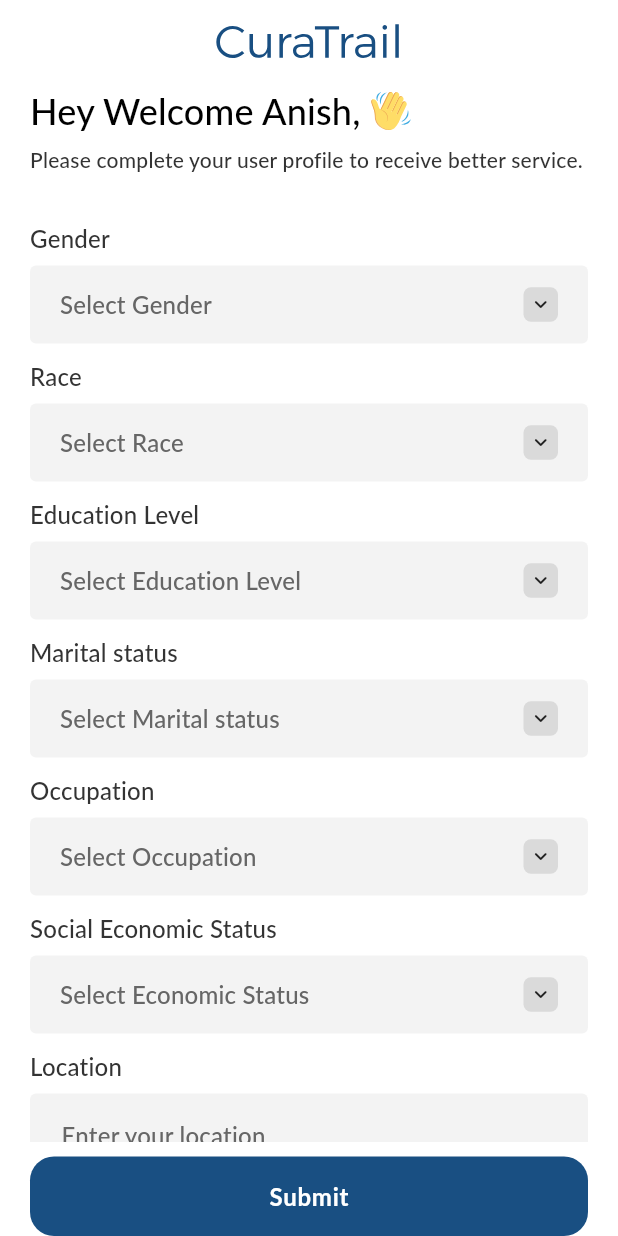
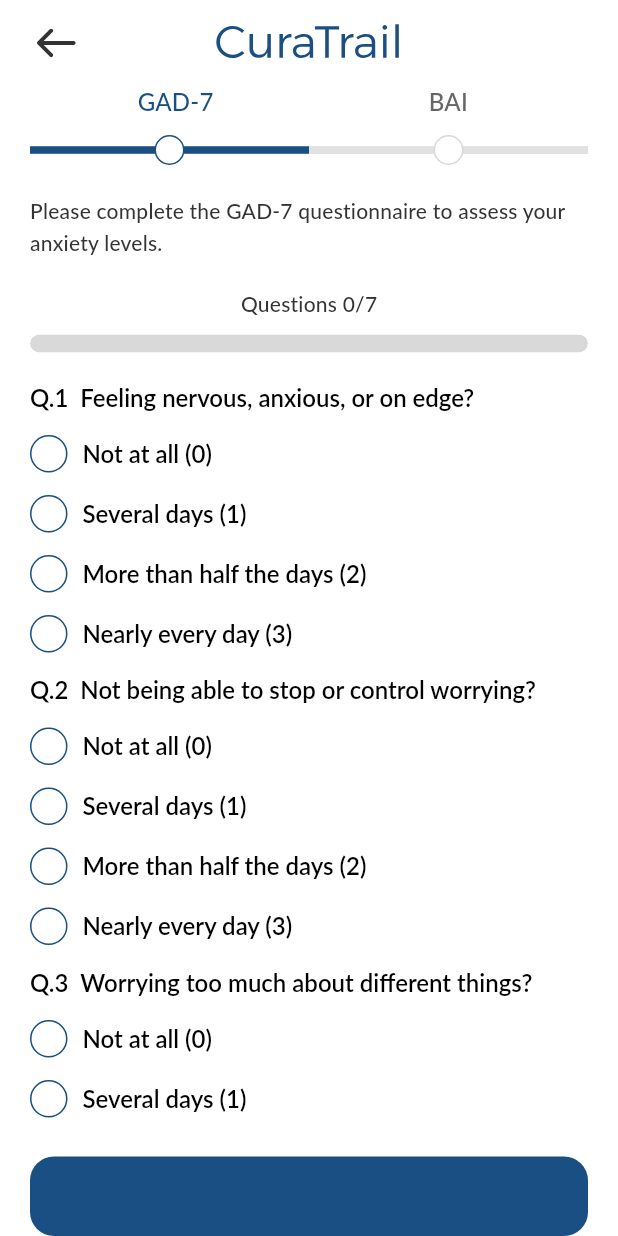
Before and after one commit to UmeshWartinlabs/Curatrail, a Flutter app: the AddPersonalInfoScreen screen opened by its route, after a tap on "Submit", on a phone screen of 412 x 824 dp. Run offline on Flutter 3.47's test engine with Material 3 defaults, Android fonts, the phone set to English and light mode, and no system bars; our stand-ins replace flutter_svg, get, image_picker, permission_handler, pinput, shared_preferences and 1 more; accounts and stored records are empty; project files that could hold a hidden picture were left out.

```diff
--- a/lib/main.dart
+++ b/lib/main.dart
@@ -31,7 +31,7 @@ class MyApp extends StatelessWidget {
          );
        },
       debugShowCheckedModeBanner: false,
-      initialRoute: AppRoutes.addPersonalInfoScreen,
+      initialRoute: AppRoutes.preSplashScreen,
       getPages: AppRoutes.getPages,
       theme: ThemeData(
         colorScheme: ColorScheme.fromSeed(seedColor: Colors.deepPurple),
--- a/lib/screens/auth/add_personal_info/view/add_personal_info_screen.dart
+++ b/lib/screens/auth/add_personal_info/view/add_personal_info_screen.dart
@@ -2,6 +2,7 @@ import 'package:curatrail/screens/auth/add_personal_info/controller/add_personal
 import 'package:curatrail/screens/auth/add_personal_info/widgets/drop_down_field.dart';
 import 'package:curatrail/utils/app_assets.dart';
 import 'package:curatrail/utils/app_colors.dart';
+import 'package:curatrail/utils/app_routes.dart';
 import 'package:curatrail/utils/app_strings.dart';
 import 'package:curatrail/widgets/common_appbar.dart';
 import 'package:curatrail/widgets/common_button.dart';
@@ -95,6 +96,8 @@ class AddPersonalInfoScreen extends GetView<AddPersonalInfoScreenController> {
                     String selectedValue = controller.dropDownController[i].text;
 
                     debugPrint("Index $i → $fieldTitle : $selectedValue");
+
+                    Get.toNamed(AppRoutes.anxietyAnalyticsScreen);
                   }
                 },
               ),
--- a/lib/screens/auth/anxiety_analytics/controller/anxiety_analytics_screen_controller.dart
+++ b/lib/screens/auth/anxiety_analytics/controller/anxiety_analytics_screen_controller.dart
@@ -1,6 +1,172 @@
+import 'package:curatrail/screens/auth/anxiety_analytics/widgets/question_answer_model.dart';
+import 'package:curatrail/utils/app_strings.dart';
 import 'package:get/get.dart';
 
 class AnxietyAnalyticsScreenController extends GetxController {
   static AnxietyAnalyticsScreenController get to => Get.find();
 
+  @override
+  void onInit () {
+    gadQuestionModels = gadQuestions.map((e) => QuestionAnswerModel.fromMap(e)).toList().obs;
+    super.onInit();
+  }
+
+  RxList<QuestionAnswerModel>? gadQuestionModels;
+
+  int get answeredCount => gadQuestionModels?.where((q) => q.answer != null).length ?? 0;
+
+  int get totalCount => gadQuestionModels?.length ?? 0;
+
+  bool get allAnswered => answeredCount == totalCount && totalCount > 0;
+
+  List<Map<String, dynamic>> gadQuestions = [
+    {
+      "question" : AppStrings.gadQue1.tr,
+      "options" : [
+        {
+          "text" : AppStrings.gadOption1.tr,
+          "score" : 0,
+        },
+        {
+          "text" : AppStrings.gadOption2.tr,
+          "score" : 1,
+        },
+        {
+          "text" : AppStrings.gadOption3.tr,
+          "score" : 2,
+        },
+        {
+          "text" : AppStrings.gadOption4.tr,
+          "score" : 3,
+        },
+      ],
+    },
+    {
+      "question" : AppStrings.gadQue2.tr,
+      "options" : [
+        {
+          "text" : AppStrings.gadOption1.tr,
+          "score" : 0,
+        },
+        {
+          "text" : AppStrings.gadOption2.tr,
+          "score" : 1,
+        },
+        {
+          "text" : AppStrings.gadOption3.tr,
+          "score" : 2,
+        },
+        {
+          "text" : AppStrings.gadOption4.tr,
+          "score" : 3,
+        },
+      ],
+    },
+    {
+      "question" : AppStrings.gadQue3.tr,
+      "options" : [
+        {
+          "text" : AppStrings.gadOption1.tr,
+          "score" : 0,
+        },
+        {
+          "text" : AppStrings.gadOption2.tr,
+          "score" : 1,
+        },
+        {
+          "text" : AppStrings.gadOption3.tr,
+          "score" : 2,
+        },
+        {
+          "text" : AppStrings.gadOption4.tr,
+          "score" : 3,
+        },
+      ],
+    },
+    {
+      "question" : AppStrings.gadQue4.tr,
+      "options" : [
+        {
+          "text" : AppStrings.gadOption1.tr,
+          "score" : 0,
+        },
+        {
+          "text" : AppStrings.gadOption2.tr,
+          "score" : 1,
+        },
+        {
+          "text" : AppStrings.gadOption3.tr,
+          "score" : 2,
+        },
+        {
+          "text" : AppStrings.gadOption4.tr,
+          "score" : 3,
+        },
+      ],
+    },
+    {
+      "question" : AppStrings.gadQue5.tr,
+      "options" : [
+        {
+          "text" : AppStrings.gadOption1.tr,
+          "score" : 0,
+        },
+        {
+          "text" : AppStrings.gadOption2.tr,
+          "score" : 1,
+        },
+        {
+          "text" : AppStrings.gadOption3.tr,
+          "score" : 2,
+        },
+        {
+          "text" : AppStrings.gadOption4.tr,
+          "score" : 3,
+        },
+      ],
+    },
+    {
+      "question" : AppStrings.gadQue6.tr,
+      "options" : [
+        {
+          "text" : AppStrings.gadOption1.tr,
+          "score" : 0,
+        },
+        {
+          "text" : AppStrings.gadOption2.tr,
+          "score" : 1,
+        },
+        {
+          "text" : AppStrings.gadOption3.tr,
+          "score" : 2,
+        },
+        {
+          "text" : AppStrings.gadOption4.tr,
+          "score" : 3,
+        },
+      ],
+    },
+    {
+      "question" : AppStrings.gadQue7.tr,
+      "options" : [
+        {
+          "text" : AppStrings.gadOption1.tr,
+          "score" : 0,
+        },
+        {
+          "text" : AppStrings.gadOption2.tr,
+          "score" : 1,
+        },
+        {
+          "text" : AppStrings.gadOption3.tr,
+          "score" : 2,
+        },
+        {
+          "text" : AppStrings.gadOption4.tr,
+          "score" : 3,
+        },
+      ],
+    },
+  ];
+
 }
--- a/lib/screens/auth/anxiety_analytics/view/anxiety_analytics_screen.dart
+++ b/lib/screens/auth/anxiety_analytics/view/anxiety_analytics_screen.dart
@@ -0,0 +1,64 @@
+import 'package:curatrail/screens/auth/anxiety_analytics/controller/anxiety_analytics_screen_controller.dart';
+import 'package:curatrail/screens/auth/anxiety_analytics/widgets/progress_bar.dart';
+import 'package:curatrail/screens/auth/anxiety_analytics/widgets/question_answer_view.dart';
+import 'package:curatrail/screens/auth/anxiety_analytics/widgets/question_progress_bar.dart';
+import 'package:curatrail/utils/app_colors.dart';
+import 'package:curatrail/utils/app_strings.dart';
+import 'package:curatrail/widgets/common_appbar.dart';
+import 'package:curatrail/widgets/common_button.dart';
+import 'package:flutter/material.dart';
+import 'package:get/get.dart';
+
+class AnxietyAnalyticsScreen extends GetView<AnxietyAnalyticsScreenController> {
+  const AnxietyAnalyticsScreen({super.key});
+
+  @override
+  Widget build(BuildContext context) {
+    return Scaffold(
+      appBar: CommonAppBar(),
+      body: SafeArea(
+        child: Obx(
+          () => Padding(
+            padding: const EdgeInsets.symmetric(horizontal: 20),
+            child: Column(
+              spacing: 20,
+              children: [
+
+                AnxietyProgressBar(isGadComplete: false, isBaiComplete: false),
+
+                Text(
+                  AppStrings.pleaseCompleteTheGad7.tr,
+                  style: Get.textTheme.titleMedium?.copyWith(
+                    color: AppColors.textColor,
+                    fontSize: 14,
+                  ),
+                ),
+
+                QuestionProgressBar(
+                  answeredQuestions: controller.answeredCount,
+                  totalQuestions: controller.totalCount,
+                ),
+
+                QuestionAnswerView(
+                  allQuestionsAndAnswer: controller.gadQuestionModels?.value ?? [],
+                  onTapAnswer: ({required answer, required optionIndex, required questionIndex}) {
+                    controller.gadQuestionModels?[questionIndex].answer = answer;
+                    debugPrint(controller.gadQuestionModels?[questionIndex].answer?.text);
+                    controller.gadQuestionModels?.refresh();
+                  },
+                ),
+
+                CommonButton(
+                  onTapButton: () {
+                    int totalScore = controller.gadQuestionModels?.where((q) => q.answer != null).fold(0, (sum, q) => sum! + (q.answer?.score ?? 0)) ?? 0;
+                    debugPrint(totalScore.toString());
+                  },
+                ),
+              ],
+            ),
+          ),
+        ),
+      ),
+    );
+  }
+}
--- /dev/null
+++ b/lib/screens/auth/anxiety_analytics/widgets/progress_bar.dart
@@ -0,0 +1,107 @@
+import 'package:curatrail/screens/auth/anxiety_analytics/controller/anxiety_analytics_screen_controller.dart';
+import 'package:curatrail/utils/app_colors.dart';
+import 'package:curatrail/utils/app_strings.dart';
+import 'package:flutter/material.dart';
+import 'package:get/get.dart';
+
+class AnxietyProgressBar extends GetView<AnxietyAnalyticsScreenController> {
+  final bool? isGadComplete;
+  final bool? isBaiComplete;
+  const AnxietyProgressBar({super.key, this.isGadComplete, this.isBaiComplete});
+
+  @override
+  Widget build(BuildContext context) {
+    return Column(
+      children: [
+
+        Row(
+          mainAxisAlignment: MainAxisAlignment.spaceAround,
+          children: [
+            Text(
+              AppStrings.gad7.tr,
+              style: Get.textTheme.titleMedium?.copyWith(
+                color: AppColors.themeColor,
+                fontSize: 16,
+              ),
+            ),
+
+            Text(
+              AppStrings.bai.tr,
+              style: Get.textTheme.titleMedium?.copyWith(
+                color: AppColors.textLightColor,
+                fontSize: 16,
+              ),
+            ),
+          ],
+        ),
+
+        SizedBox(height: 10),
+
+        Row(
+          children: [
+
+            Stack(
+              children: [
+                SizedBox(
+                  height: 20,
+                    child: Center(
+                    child: Container(
+                      height: 5,
+                      width: Get.width - 40,
+                      decoration: BoxDecoration(
+                        color: AppColors.colorE1E1E1,
+                      ),
+                      child: Row(
+                        children: [
+                          Container(
+                            height: 5,
+                            width: (Get.width - 40) / 2,
+                            color: (isGadComplete ?? false) ? AppColors.color5FAC50 : AppColors.themeColor,
+                          ),
+
+                          Container(
+                            height: 5,
+                            width: (Get.width - 40) / 2,
+                            color: (isGadComplete ?? false) ? (isBaiComplete ?? false) ? AppColors.color5FAC50 : AppColors.themeColor : AppColors.colorE1E1E1,
+                          ),
+                        ],
+                      ),
+                    ),
+                  ),
+                ),
+
+                Positioned(
+                  left: (Get.width - 80 ) / 4,
+                  child: Container(
+                    height: 20,
+                    width: 20,
+                    decoration: BoxDecoration(
+                      border: Border.all(color: (isGadComplete ?? false) ? AppColors.color5FAC50 : AppColors.themeColor),
+                      color: (isGadComplete ?? false) ? AppColors.color5FAC50 : AppColors.white,
+                      shape: BoxShape.circle,
+                    ),
+                  ),
+                ),
+
+                Positioned(
+                  right: (Get.width - 80 ) / 4,
+                  child: Container(
+                    height: 20,
+                    width: 20,
+                    decoration: BoxDecoration(
+                      border: Border.all(color: (isGadComplete ?? false) ? (isBaiComplete ?? false) ? AppColors.color5FAC50 : AppColors.themeColor : AppColors.colorD9D9D9),
+                      color: (isBaiComplete ?? false) ? AppColors.color5FAC50 : AppColors.white,
+                      shape: BoxShape.circle,
+                    ),
+                  ),
+                ),
+              ],
+            )
+
+
+          ],
+        ),
+      ],
+    );
+  }
+}
--- /dev/null
+++ b/lib/screens/auth/anxiety_analytics/widgets/question_answer_model.dart
@@ -0,0 +1,48 @@
+class QuestionAnswerModel {
+  String? question;
+  List<OptionModel>? options;
+  OptionModel? answer;
+
+  QuestionAnswerModel({this.question, this.options, this.answer});
+
+  factory QuestionAnswerModel.fromMap(Map<String, dynamic> map) {
+    return QuestionAnswerModel(
+      question: map['question'] as String?,
+      options: (map['options'] as List<dynamic>?)
+          ?.map((e) => OptionModel.fromMap(e))
+          .toList(),
+      answer: map['answer'] != null ? OptionModel.fromMap(map['answer']) : null,
+    );
+  }
+
+  Map<String, dynamic> toMap() {
+    return {
+      "question": question,
+      "options": options?.map((e) => e.toMap()).toList(),
+      "answer": answer?.toMap(),
+    };
+  }
+}
+
+class OptionModel {
+  String? text;
+  int? score;
+
+  OptionModel({this.text, this.score});
+
+  factory OptionModel.fromMap(Map<String, dynamic> map) {
+    return OptionModel(
+      text: map['text'] as String?,
+      score: map['score'] as int?,
+    );
+  }
+
+  Map<String, dynamic> toMap() {
+    return {
+      "text": text,
+      "score": score,
+    };
+  }
+
+  void operator [](int other) {}
+}
--- /dev/null
+++ b/lib/screens/auth/anxiety_analytics/widgets/question_answer_view.dart
@@ -0,0 +1,102 @@
+import 'package:curatrail/screens/auth/anxiety_analytics/controller/anxiety_analytics_screen_controller.dart';
+import 'package:curatrail/screens/auth/anxiety_analytics/widgets/question_answer_model.dart';
+import 'package:curatrail/utils/app_colors.dart';
+import 'package:flutter/material.dart';
+import 'package:get/get.dart';
+
+class QuestionAnswerView extends GetView<AnxietyAnalyticsScreenController> {
+  final List<QuestionAnswerModel> allQuestionsAndAnswer;
+  final void Function({required int questionIndex, required int optionIndex, required OptionModel answer})? onTapAnswer;
+
+  const QuestionAnswerView({super.key, required this.allQuestionsAndAnswer, this.onTapAnswer});
+
+  @override
+  Widget build(BuildContext context) {
+    return Expanded(
+      child: ListView.separated(
+        itemBuilder: (context, index) => Column(
+          crossAxisAlignment: CrossAxisAlignment.start,
+          spacing: 15,
+          children: [
+            Row(
+              crossAxisAlignment: CrossAxisAlignment.start,
+              children: [
+                Text(
+                  "Q.${index + 1}  ",
+                  style: Get.textTheme.titleLarge?.copyWith(
+                    color: AppColors.black,
+                    fontSize: 16,
+                  ),
+                ),
+
+                Expanded(
+                  child: Text(
+                    allQuestionsAndAnswer[index].question ?? "",
+                    style: Get.textTheme.titleLarge?.copyWith(
+                      color: AppColors.black,
+                      fontSize: 16,
+                    ),
+                  ),
+                ),
+              ],
+            ),
+
+            ListView.separated(
+              shrinkWrap: true,
+              physics: NeverScrollableScrollPhysics(),
+              itemBuilder: (context, ind) => GestureDetector(
+                onTap: () {
+                  if (onTapAnswer != null) {
+                    OptionModel selectedAns = OptionModel(
+                      text: allQuestionsAndAnswer[index].options?[ind].text ?? "",
+                      score: allQuestionsAndAnswer[index].options?[ind].score ?? 0,
+                    );
+                    onTapAnswer!(
+                      questionIndex: index,
+                      optionIndex: ind,
+                      answer: selectedAns,
+                    );
+                  }
+                  },
+                child: Container(
+                  color: AppColors.transparent,
+                  child: Row(
+                    spacing: 10,
+                    children: [
+
+                      Container(
+                        height: 25,
+                        width: 25,
+                        decoration: BoxDecoration(
+                          border: Border.all(color: AppColors.themeColor),
+                          shape: BoxShape.circle,
+                          color: (allQuestionsAndAnswer[index].answer?.text == allQuestionsAndAnswer[index].options?[ind].text) ? AppColors.themeColor : AppColors.white,
+                        ),
+                      ),
+
+                      Expanded(
+                        child: Text(
+                          allQuestionsAndAnswer[index].options?[ind].text ?? "",
+                          style: Get.textTheme.titleLarge?.copyWith(
+                            color: AppColors.black,
+                            fontSize: 16,
+                          ),
+                        ),
+                      ),
+
+                    ],
+                  ),
+                ),
+              ),
+              separatorBuilder: (context, index) => SizedBox(height: 15),
+              itemCount: (allQuestionsAndAnswer[index].options ?? []).length,
+            ),
+
+          ],
+        ),
+        separatorBuilder: (context, index) => SizedBox(height: 15),
+        itemCount: allQuestionsAndAnswer.length,
+      ),
+    );
+  }
+}
--- /dev/null
+++ b/lib/screens/auth/anxiety_analytics/widgets/question_progress_bar.dart
@@ -0,0 +1,38 @@
+import 'package:curatrail/utils/app_colors.dart';
+import 'package:curatrail/utils/app_strings.dart';
+import 'package:flutter/material.dart';
+import 'package:get/get.dart';
+
+class QuestionProgressBar extends StatelessWidget {
+  final int totalQuestions;
+  final int answeredQuestions;
+
+  const QuestionProgressBar({super.key, required this.totalQuestions, required this.answeredQuestions});
+
+  @override
+  Widget build(BuildContext context) {
+    double progress = answeredQuestions / totalQuestions;
+
+    return Column(
+      spacing: 10,
+      children: [
+        Text(
+          "${AppStrings.questions.tr} $answeredQuestions/$totalQuestions",
+          style: Get.textTheme.titleMedium,
+        ),
+
+        /// Progress bar
+        ClipRRect(
+          borderRadius: BorderRadius.circular(20),
+          child: LinearProgressIndicator(
+            value: progress,
+            minHeight: 12,
+            backgroundColor: AppColors.colorD9D9D9,
+            borderRadius: BorderRadius.circular(20),
+            valueColor: AlwaysStoppedAnimation<Color>(AppColors.themeColor),
+          ),
+        ),
+      ],
+    );
+  }
+}
--- a/lib/screens/auth/create_password/controller/create_password_controller.dart
+++ b/lib/screens/auth/create_password/controller/create_password_controller.dart
@@ -32,10 +32,14 @@ class CreatePasswordController extends GetxController {
     passwordError.value = "";
     confirmPasswordError.value = "";
 
+    final passwordRegex = RegExp(r'^(?=.*[A-Z])(?=.*\d)(?=.*[!@#\$&*~^%+=?<>_\-]).{8,}$');
+
     if (password.isEmpty) {
       passwordError.value = AppStrings.passwordCanNotBeEmpty.tr;
     } else if (password.length < 8) {
       passwordError.value = AppStrings.passwordMustBe8Char.tr;
+    } else if (!passwordRegex.hasMatch(password)) {
+      passwordError.value = AppStrings.passwordInvalidFormat.tr;
     }
 
     if (confirmPassword.isEmpty) {
--- a/lib/screens/auth/reset_password/controller/reset_password_screen_controller.dart
+++ b/lib/screens/auth/reset_password/controller/reset_password_screen_controller.dart
@@ -22,10 +22,14 @@ class ResetPasswordScreenController extends GetxController {
     passwordError.value = "";
     confirmPasswordError.value = "";
 
+    final passwordRegex = RegExp(r'^(?=.*[A-Z])(?=.*\d)(?=.*[!@#\$&*~^%+=?<>_\-]).{8,}$');
+
     if (password.isEmpty) {
       passwordError.value = AppStrings.passwordCanNotBeEmpty.tr;
     } else if (password.length < 8) {
       passwordError.value = AppStrings.passwordMustBe8Char.tr;
+    } else if (!passwordRegex.hasMatch(password)) {
+      passwordError.value = AppStrings.passwordInvalidFormat.tr;
     }
 
     if (confirmPassword.isEmpty) {
--- a/lib/utils/app_colors.dart
+++ b/lib/utils/app_colors.dart
@@ -23,5 +23,6 @@ class AppColors {
   static const color5FAC50 = Color(0xFF5FAC50);
   static const colorDADADA = Color(0xFFDADADA);
   static const color1E1E1E = Color(0xFF1E1E1E);
+  static const colorE1E1E1 = Color(0xFFE1E1E1);
 
 }
--- a/lib/utils/app_routes.dart
+++ b/lib/utils/app_routes.dart
@@ -1,5 +1,7 @@
 import 'package:curatrail/screens/auth/add_personal_info/controller/add_personal_info_screen_controller.dart';
 import 'package:curatrail/screens/auth/add_personal_info/view/add_personal_info_screen.dart';
+import 'package:curatrail/screens/auth/anxiety_analytics/controller/anxiety_analytics_screen_controller.dart';
+import 'package:curatrail/screens/auth/anxiety_analytics/view/anxiety_analytics_screen.dart';
 import 'package:curatrail/screens/auth/create_password/controller/create_password_controller.dart';
 import 'package:curatrail/screens/auth/create_password/view/create_password_screen.dart';
 import 'package:curatrail/screens/auth/forgot_password/controller/forgot_password_controller.dart';
@@ -33,6 +35,7 @@ class AppRoutes {
   static const forgotPasswordOtpScreen = "/forgotPasswordOtpScreen";
   static const resetPasswordScreen = "/resetPasswordScreen";
   static const addPersonalInfoScreen = "/addPersonalInfoScreen";
+  static const anxietyAnalyticsScreen = "/anxietyAnalyticsScreen";
 
   static List<GetPage<dynamic>> get getPages {
     return [
@@ -115,6 +118,14 @@ class AppRoutes {
         binding: BindingsBuilder.put(() => AddPersonalInfoScreenController()),
         transition: Transition.cupertino,
       ),
+
+      /// --- anxiety analytics screen
+      GetPage(
+        name: AppRoutes.anxietyAnalyticsScreen,
+        page: () => AnxietyAnalyticsScreen(),
+        binding: BindingsBuilder.put(() => AnxietyAnalyticsScreenController()),
+        transition: Transition.cupertino,
+      ),
     ];
   }
 }
--- a/lib/utils/app_strings.dart
+++ b/lib/utils/app_strings.dart
@@ -48,6 +48,7 @@ class AppStrings {
   static const createAccount = "Create Account";
   static const passwordCanNotBeEmpty = "Password cannot be empty";
   static const passwordMustBe8Char = "Password must be at least 8 characters";
+  static const passwordInvalidFormat = "Password must contain at least 1 uppercase, 1 number, and 1 special character";
   static const confirmPasswordCanNotBeEmpty = "Confirm Password cannot be empty";
   static const confirmPasswordMustBe8Char = "Confirm Password must be at least 8 characters";
   static const passwordsDoNotMatch = "Passwords do not match";
@@ -153,5 +154,23 @@ class AppStrings {
   static const wellOffAbleToAffordMostThing = "Well-off, able to afford most things comfortably";
   static const wealthNoFinancialConstraints = "Wealthy / No financial constraints";
 
+  /// ----- anxiety analytics
   static const submit = "Submit";
+  static const gad7 = "GAD-7";
+  static const bai = "BAI  ";
+  static const pleaseCompleteTheGad7 = "Please complete the GAD-7 questionnaire to assess your anxiety levels.";
+  static const questions = "Questions";
+
+  static const gadQue1 = "Feeling nervous, anxious, or on edge?";
+  static const gadQue2 = "Not being able to stop or control worrying?";
+  static const gadQue3 = "Worrying too much about different things?";
+  static const gadQue4 = "Trouble relaxing?";
+  static const gadQue5 = "Being so restless that it is hard to sit still?";
+  static const gadQue6 = "Becoming easily annoyed or irritable?";
+  static const gadQue7 = "Feeling afraid, as if something awful might happen?";
+
+  static const gadOption1 = "Not at all (0)";
+  static const gadOption2 = "Several days (1)";
+  static const gadOption3 = "More than half the days (2)";
+  static const gadOption4 = "Nearly every day (3)";
 }
```
Also changed, not shown: 15 other files.
